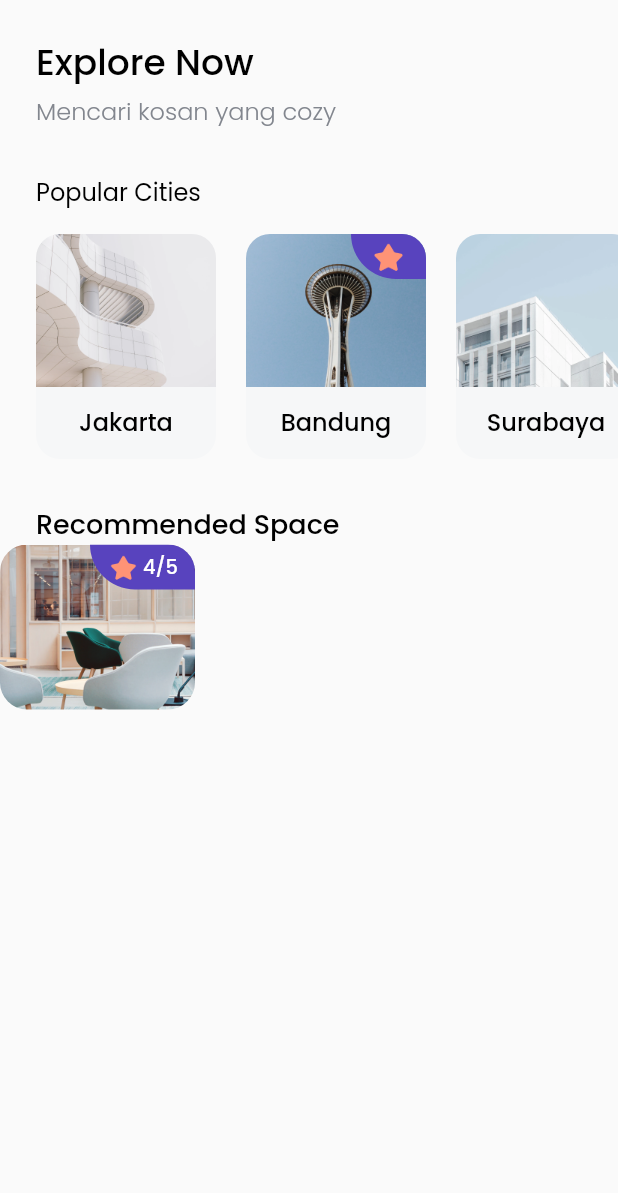
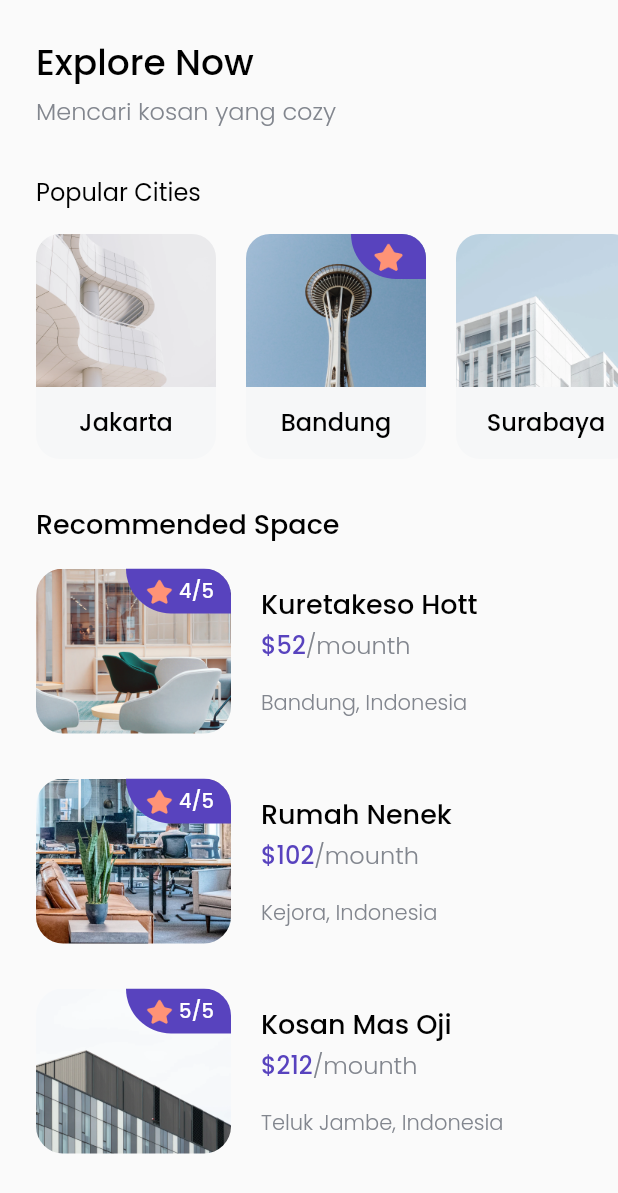
Before and after one commit to Bintaaaa/ui_finding_rent_house, a Flutter app: the HomePage screen opened directly, on a phone screen of 412 x 824 dp. Shown: the top 1193 px of the screen. Run offline on Flutter 3.47's test engine with Material 2 defaults, Android fonts, the phone set to English and light mode, and no system bars; our stand-ins replace google_fonts.

Commit message:
Recomendation space

```diff
--- /dev/null
+++ b/lib/model/space.dart
@@ -0,0 +1,12 @@
+class Space{
+  int id;
+  String name;
+  String imageUrl;
+  int rating;
+  int price;
+  String city;
+  String country;
+
+
+  Space(this.id,this.name,this.imageUrl,this.rating,this.price,this.city,this.country);
+}
--- a/lib/pages/home_page.dart
+++ b/lib/pages/home_page.dart
@@ -1,5 +1,6 @@
 import 'package:flutter/material.dart';
 import 'package:ui_bwa_koskos/model/city.dart';
+import 'package:ui_bwa_koskos/model/space.dart';
 import 'package:ui_bwa_koskos/pages/space_card.dart';
 import 'package:ui_bwa_koskos/theme/font.dart';
 import 'package:ui_bwa_koskos/widgets/city_card.dart';
@@ -10,7 +11,7 @@ class HomePage extends StatelessWidget {
   Widget build(BuildContext context) {
     return Scaffold(
       body: SafeArea(
-        bottom: false,
+
         child: Padding(
           padding: EdgeInsets.symmetric(
             vertical: edge
@@ -107,9 +108,20 @@ class HomePage extends StatelessWidget {
                   ),
                 ),
               ),
+              SizedBox(
+                height: 16,
+              ),
               Column(
                 children: [
-                  SpaceCard()
+                  SpaceCard(
+                    Space(1,"Kuretakeso Hott","assets/space1.png",4,52,"Bandung","Indonesia")
+                  ),
+                  SpaceCard(
+                      Space(2,"Rumah Nenek","assets/space2.png",4,102,"Kejora","Indonesia")
+                  ),
+                  SpaceCard(
+                      Space(3,"Kosan Mas Oji","assets/space3.png",5,212,"Teluk Jambe","Indonesia")
+                  ),
                 ],
               )
             ],
--- a/lib/pages/space_card.dart
+++ b/lib/pages/space_card.dart
@@ -1,23 +1,28 @@
 import 'package:flutter/material.dart';
+import 'package:ui_bwa_koskos/model/space.dart';
 import 'package:ui_bwa_koskos/theme/color.dart';
 import 'package:ui_bwa_koskos/theme/font.dart';
 
 class SpaceCard extends StatelessWidget {
+  final Space space;
+  SpaceCard(this.space);
   @override
   Widget build(BuildContext context) {
-    return Row(
+    return Padding(
+      padding: EdgeInsets.only(left: edge),
+      child: Column(
+        children: [
+          Row(
             children: [
               ClipRRect(
                 borderRadius: BorderRadius.circular(18),
                 child: Container(
                   width: 130,
                   height: 110,
-            decoration: BoxDecoration(
-            ),
                   child: Stack(
                     children: [
                       Image.asset(
-                 "assets/space1.png",
+                       space.imageUrl,
                         fit: BoxFit.cover,
                       ),
                       Align(
@@ -43,11 +48,11 @@ class SpaceCard extends StatelessWidget {
                                   width: 2,
                                 ),
                                 Text(
-                              "4/5",
+                                    "${space.rating}/5",
                                 style: whiteTextStyle.copyWith(
                                   fontSize: 13
                                 ),
-                          )
+                                ),
                               ],
                             ),
                           )
@@ -56,8 +61,56 @@ class SpaceCard extends StatelessWidget {
                     ],
                   )
                 ),
+              ),
+              SizedBox(
+                width: 20,
+              ),
+              Column(
+                crossAxisAlignment: CrossAxisAlignment.start,
+                children: [
+                  Text(
+                    space.name,
+                    style: blackTextStyle.copyWith(
+                        fontSize: 18
+                    ),
+                  ),
+                  SizedBox(
+                    height: 2,
+                  ),
+                  Text.rich(
+                    TextSpan(
+                      text: "\$${space.price}",
+                      style: purpleTextStyle.copyWith(
+                        fontSize: 16
+                      ),
+                      children: [
+                        TextSpan(
+                          text: "/mounth",
+                          style: greyTextStyle.copyWith(
+                            fontSize: 16
+                          )
+                        )
+                      ]
+                    )
+                  ),
+                  SizedBox(
+                    height: 16,
+                  ),
+                  Text(
+                    "${space.city}, ${space.country}",
+                    style: greyTextStyle.copyWith(
+                      fontSize: 14
+                    ),
                   )
                 ],
+              )
+            ],
+          ),
+          SizedBox(
+            height: 30,
+          ),
+        ],
+      ),
     );
   }
 }
```
Lines whose indentation alone changed are shown as unchanged.
